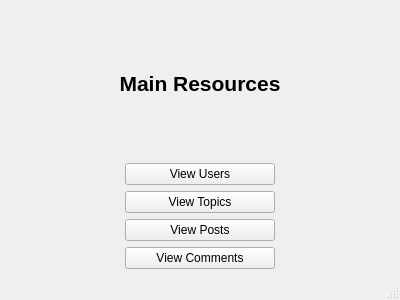
Before: the Qt Designer form client_desktop_QT/client-admin/mainwindow.ui in HDR-2023-2024/proiectpaw-socialsync, drawn with Qt 5.
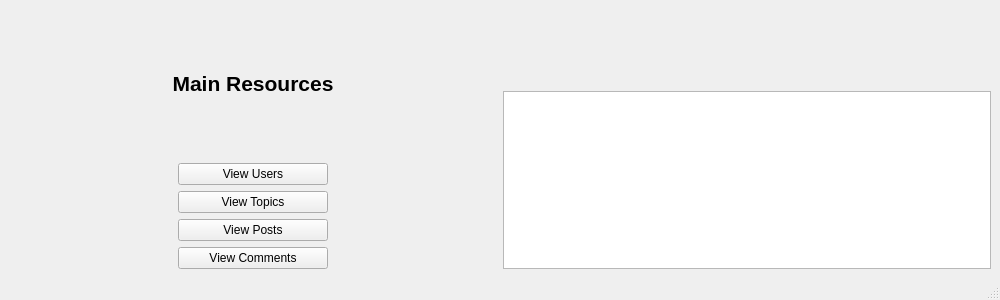
After: the same form once the commit is applied. Custom widgets are drawn as their Qt base class.

Commit message: Desktop client added list in main window + some more styling

Diff of the .ui file:
```diff
--- a/client_desktop_QT/client-admin/mainwindow.ui
+++ b/client_desktop_QT/client-admin/mainwindow.ui
@@ -6,19 +6,19 @@
    <rect>
     <x>0</x>
     <y>0</y>
-    <width>400</width>
+    <width>1000</width>
     <height>300</height>
    </rect>
   </property>
   <property name="minimumSize">
    <size>
-    <width>400</width>
+    <width>1000</width>
     <height>300</height>
    </size>
   </property>
   <property name="maximumSize">
    <size>
-    <width>400</width>
+    <width>1000</width>
     <height>300</height>
    </size>
   </property>
@@ -26,9 +26,22 @@
    <string>Admin panel</string>
   </property>
   <widget class="QWidget" name="centralwidget">
-   <layout class="QVBoxLayout" name="verticalLayout_2">
+   <layout class="QHBoxLayout" name="horizontalLayout_5">
     <item>
      <layout class="QVBoxLayout" name="verticalLayout">
+      <item>
+       <spacer name="verticalSpacer_4">
+        <property name="orientation">
+         <enum>Qt::Vertical</enum>
+        </property>
+        <property name="sizeHint" stdset="0">
+         <size>
+          <width>20</width>
+          <height>40</height>
+         </size>
+        </property>
+       </spacer>
+      </item>
       <item>
        <widget class="QLabel" name="title">
         <property name="font">
@@ -45,6 +58,19 @@
         </property>
        </widget>
       </item>
+      <item>
+       <spacer name="verticalSpacer_2">
+        <property name="orientation">
+         <enum>Qt::Vertical</enum>
+        </property>
+        <property name="sizeHint" stdset="0">
+         <size>
+          <width>20</width>
+          <height>40</height>
+         </size>
+        </property>
+       </spacer>
+      </item>
       <item>
        <layout class="QHBoxLayout" name="horizontalLayout">
         <item>
@@ -219,6 +245,54 @@
       </item>
      </layout>
     </item>
+    <item>
+     <layout class="QVBoxLayout" name="verticalLayout_2">
+      <item>
+       <spacer name="verticalSpacer">
+        <property name="orientation">
+         <enum>Qt::Vertical</enum>
+        </property>
+        <property name="sizeHint" stdset="0">
+         <size>
+          <width>20</width>
+          <height>40</height>
+         </size>
+        </property>
+       </spacer>
+      </item>
+      <item>
+       <widget class="QLabel" name="resLabel">
+        <property name="font">
+         <font>
+          <pointsize>16</pointsize>
+         </font>
+        </property>
+        <property name="text">
+         <string/>
+        </property>
+        <property name="alignment">
+         <set>Qt::AlignCenter</set>
+        </property>
+       </widget>
+      </item>
+      <item>
+       <spacer name="verticalSpacer_3">
+        <property name="orientation">
+         <enum>Qt::Vertical</enum>
+        </property>
+        <property name="sizeHint" stdset="0">
+         <size>
+          <width>20</width>
+          <height>40</height>
+         </size>
+        </property>
+       </spacer>
+      </item>
+      <item>
+       <widget class="QListView" name="listView"/>
+      </item>
+     </layout>
+    </item>
    </layout>
   </widget>
   <widget class="QStatusBar" name="statusbar"/>
```
The commit also changes 25 other files.
